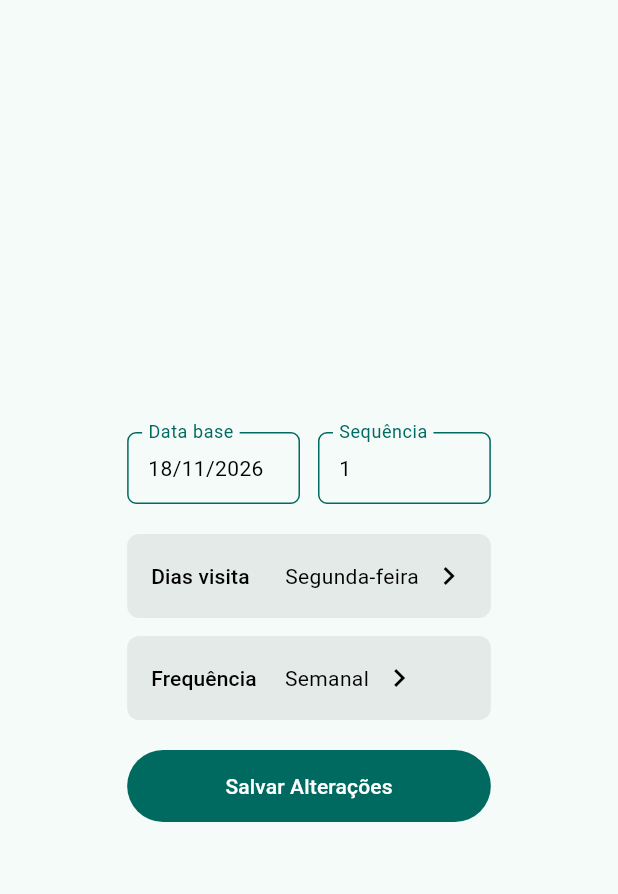
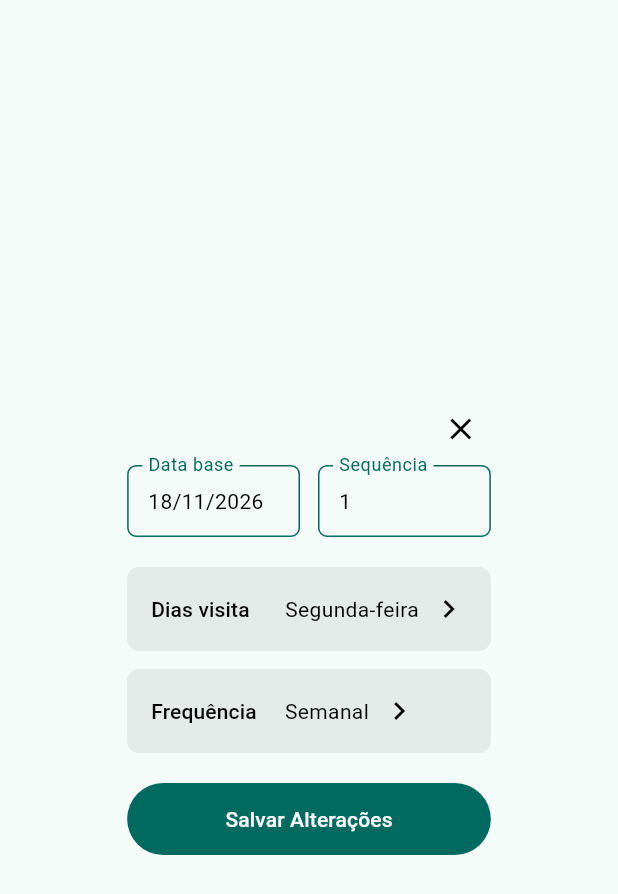
Before and after one commit to allebarrosm/roteiro-componente, a Flutter app: the RoteiroVisitDialog widget shown alone on an empty page, opened directly with empty values, on a phone screen of 412 x 824 dp. Shown: the top 894 px of the screen. Run offline on Flutter 3.47's test engine with Material 3 defaults, Android fonts, the phone set to English and light mode, and no system bars; our stand-ins replace flutter_mobx, google_maps_flutter, latlong2, mobx, web; missing offline and left inert: dart:js_interop, dart:ui_web, flutter_floating_map_marker_titles_core, flutter_street_view, google_maps_flutter_floating_marker_titles; generated files the repository leaves out were written again; network calls fail.

Commit message:
feat: botao fechar no dialogo de visita

```diff
--- a/lib/src/ui/widgets/roteiro_visit_dialog.dart
+++ b/lib/src/ui/widgets/roteiro_visit_dialog.dart
@@ -248,6 +248,18 @@ class _RoteiroVisitDialogState extends State<RoteiroVisitDialog> {
             mainAxisSize: MainAxisSize.min,
             crossAxisAlignment: CrossAxisAlignment.stretch,
             children: [
+              Align(
+                alignment: Alignment.topRight,
+                child: IconButton(
+                  tooltip: 'Fechar',
+                  visualDensity: VisualDensity.compact,
+                  padding: EdgeInsets.zero,
+                  constraints: const BoxConstraints(),
+                  onPressed: () => Navigator.of(context).pop(),
+                  icon: Icon(Icons.close, color: textColor),
+                ),
+              ),
+              const SizedBox(height: 4),
               Row(
                 children: [
                   Expanded(
```
